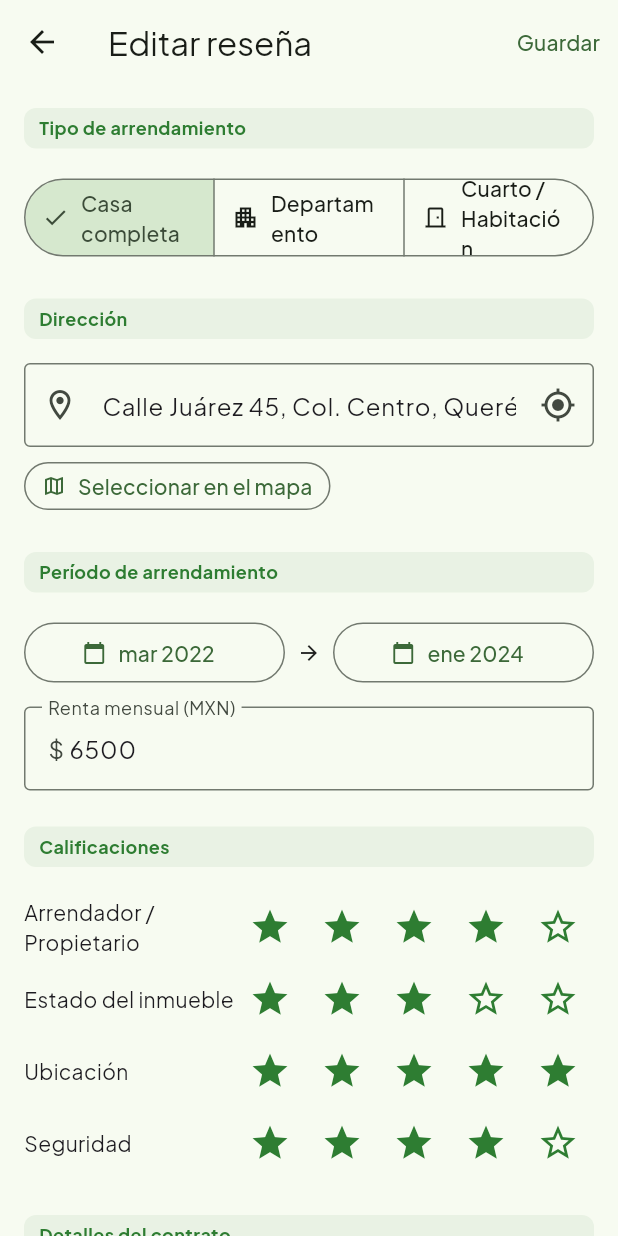
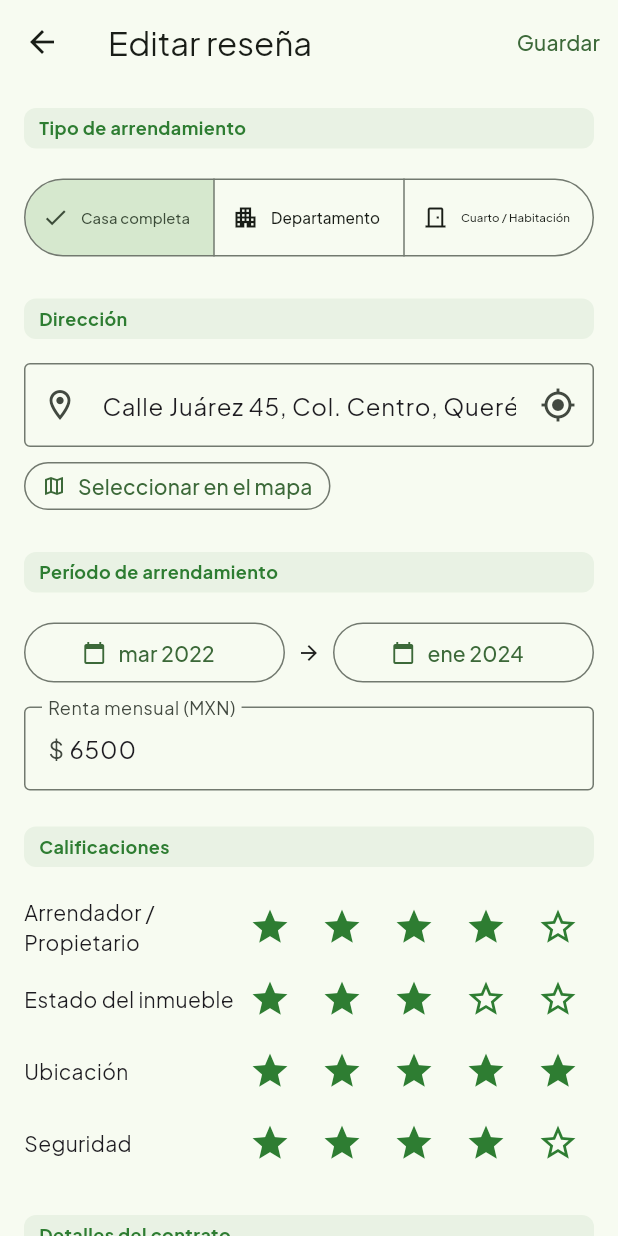
Before and after one commit to ffwyhsfz64-maker/RentaVoz, a Flutter app: the WriteReviewScreen screen opened directly with sample values from the repository, on a phone screen of 412 x 824 dp. Run offline on Flutter 3.47's test engine with Material 3 defaults, Android fonts, the phone set to English and light mode, and no system bars; our stand-ins replace cached_network_image, cloud_firestore, file_picker, firebase_analytics, firebase_auth, firebase_core and 13 more; accounts and stored records are empty.

Commit message:
fix(ui): FittedBox로 SegmentedButton 텍스트 넘침 수정
스페인어·일본어 등 긴 텍스트 로케일에서 임대 유형 선택 버튼
(Casa completa / Departamento / Cuarto / Habitación)의 글씨가
칸 밖으로 삐져나오는 문제를 FittedBox(fit: BoxFit.scaleDown)으로 해결.
넘치는 경우에만 자동 축소, 짧은 언어(한국어 등)는 영향 없음.

Co-Authored-By: Claude Sonnet 4.6 <noreply@anthropic.com>
Claude-Session: https://claude.ai/code/session_01HGYVkmMia6Q7ftSVDsTbaN

```diff
--- a/lib/screens/write_review_screen.dart
+++ b/lib/screens/write_review_screen.dart
@@ -239,9 +239,21 @@ class _WriteReviewScreenState extends State<WriteReviewScreen> {
             const SizedBox(height: 8),
             SegmentedButton<String>(
               segments: [
-                ButtonSegment(value: 'house', label: Text(s.rentalTypeHouse), icon: const Icon(Icons.home_outlined, size: 18)),
-                ButtonSegment(value: 'apartment', label: Text(s.rentalTypeApartment), icon: const Icon(Icons.apartment_outlined, size: 18)),
-                ButtonSegment(value: 'room', label: Text(s.rentalTypeRoom), icon: const Icon(Icons.door_front_door_outlined, size: 18)),
+                ButtonSegment(
+                  value: 'house',
+                  label: FittedBox(fit: BoxFit.scaleDown, child: Text(s.rentalTypeHouse)),
+                  icon: const Icon(Icons.home_outlined, size: 18),
+                ),
+                ButtonSegment(
+                  value: 'apartment',
+                  label: FittedBox(fit: BoxFit.scaleDown, child: Text(s.rentalTypeApartment)),
+                  icon: const Icon(Icons.apartment_outlined, size: 18),
+                ),
+                ButtonSegment(
+                  value: 'room',
+                  label: FittedBox(fit: BoxFit.scaleDown, child: Text(s.rentalTypeRoom)),
+                  icon: const Icon(Icons.door_front_door_outlined, size: 18),
+                ),
               ],
               selected: {_rentalType},
               onSelectionChanged: (v) => setState(() => _rentalType = v.first),
```
